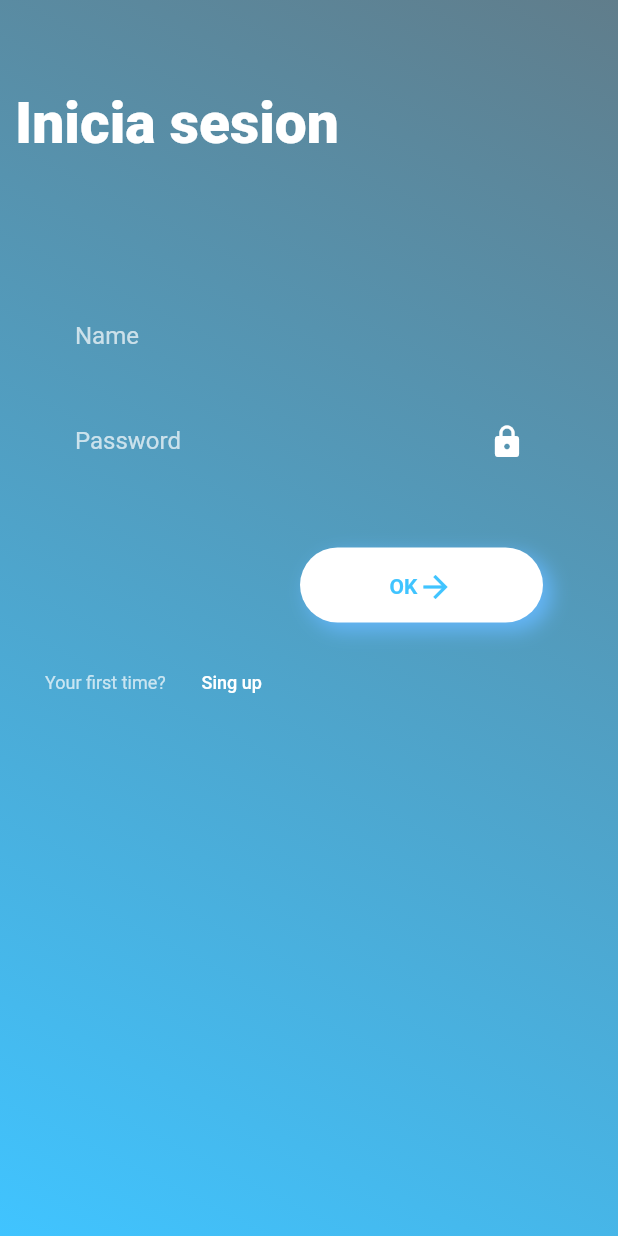
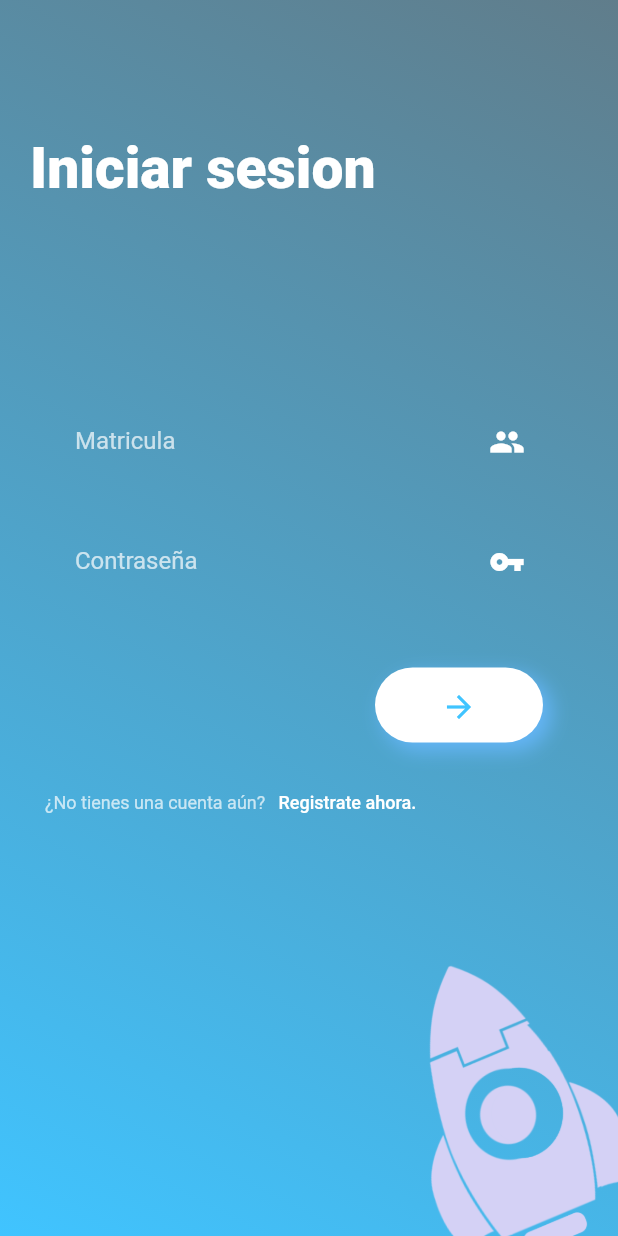
Before and after one commit to Joaquin4562/talent_top, a Flutter app: the screen it shows after launch, on a phone screen of 412 x 824 dp. Run offline on Flutter 3.47's test engine with Material 2 defaults, Android fonts, the phone set to English and light mode, and no system bars.

Commit message:
Se modifico loginPage y se agregaron widgets

```diff
--- a/lib/main.dart
+++ b/lib/main.dart
@@ -9,7 +9,7 @@ class MyApp extends StatelessWidget {
   Widget build(BuildContext context) {
     return MaterialApp(
       debugShowCheckedModeBanner: false,
-      title: 'Flutter Demo',
+      title: 'Talent Top',
       theme: ThemeData(
         primarySwatch: Colors.blue,
       ),
--- a/lib/pages/login.page.dart
+++ b/lib/pages/login.page.dart
@@ -1,10 +1,9 @@
 import 'package:flutter/material.dart';
-import 'package:talent_top_v0_1/widgets/button.dart';
-import 'package:talent_top_v0_1/widgets/first.dart';
-import 'package:talent_top_v0_1/widgets/inputEmail.dart';
-import 'package:talent_top_v0_1/widgets/password.dart';
-import 'package:talent_top_v0_1/widgets/textLogin.dart';
-import 'package:talent_top_v0_1/widgets/verticalText.dart';
+import 'package:talent_top_v0_1/widgets/widgets_login/botonStart.dart';
+import 'package:talent_top_v0_1/widgets/widgets_login/botonRegister.dart';
+import 'package:talent_top_v0_1/widgets/widgets_login/txtEmail.dart';
+import 'package:talent_top_v0_1/widgets/widgets_login/txtPassword.dart';
+import 'package:talent_top_v0_1/widgets/widgets_login/headerText.dart';
 
 class LoginPage extends StatefulWidget {
   @override
@@ -17,23 +16,28 @@ class _LoginPageState extends State<LoginPage> {
     return Scaffold(
       body: Container(
         decoration: BoxDecoration(
+          image: DecorationImage(image: AssetImage('assets/images/cohete.png'), fit: BoxFit.fill),
           gradient: LinearGradient(
               begin: Alignment.topRight,
               end: Alignment.bottomLeft,
-              colors: [Colors.blueGrey, Colors.lightBlueAccent]),
+              colors: [Colors.blueGrey, Colors.lightBlueAccent]
+              ),
         ),
+
         child: ListView(
           children: <Widget>[
-            Column(
+              Column(
               children: <Widget>[
+                SizedBox(height: 30,),
                 Row(children: <Widget>[
-                  VerticalText(),
+                  HeaderText(),
                 ]),
-                SizedBox(height: 40,),
-                InputEmail(),
-                PasswordInput(),
-                ButtonLogin(),
-                FirstTime(),
+                SizedBox(height: 80,),
+                TxtEmail(),
+                TxtPassword(),
+                BotonStart(),
+                BtnRegister(),
+
               ],
             ),
           ],
--- /dev/null
+++ b/lib/widgets/widgets_login/botonRegister.dart
@@ -0,0 +1,50 @@
+import 'package:flutter/material.dart';
+
+import '../../pages/newuser.page.dart';
+
+
+
+class BtnRegister extends StatefulWidget {
+  @override
+  _FirstTimeState createState() => _FirstTimeState();
+}
+
+class _FirstTimeState extends State<BtnRegister> {
+  @override
+  Widget build(BuildContext context) {
+    return Padding(
+      padding: const EdgeInsets.only(top: 30, left: 30),
+      child: Container(
+        alignment: Alignment.topRight,
+        //color: Colors.red,
+        height: 20,
+        child: Row(
+          children: <Widget>[
+            Text(
+              '¿No tienes una cuenta aún?   ',
+              style: TextStyle(
+                fontSize: 12,
+                color: Colors.white70,
+              ),
+            ),
+            FlatButton(
+              padding: EdgeInsets.all(0),
+              onPressed: () {
+                Navigator.push(context,
+                    MaterialPageRoute(builder: (context) => NewUser()));
+              },
+              child: Text(
+                'Registrate ahora.',
+                style: TextStyle(
+                  fontSize: 12,
+                  color: Colors.white,
+                ),
+                textAlign: TextAlign.right,
+              ),
+            ),
+          ],
+        ),
+      ),
+    );
+  }
+}
--- /dev/null
+++ b/lib/widgets/widgets_login/botonStart.dart
@@ -0,0 +1,47 @@
+import 'package:flutter/material.dart';
+
+class BotonStart extends StatefulWidget {
+  @override
+  _ButtonLoginState createState() => _ButtonLoginState();
+}
+
+class _ButtonLoginState extends State<BotonStart> {
+  @override
+  Widget build(BuildContext context) {
+    return Padding(
+      padding: const EdgeInsets.only(top: 40, right: 50, left: 250),
+      child: Container(
+        alignment: Alignment.bottomCenter,
+        height: 50,
+        width: MediaQuery.of(context).size.width,
+        decoration: BoxDecoration(
+          boxShadow: [
+            BoxShadow(
+              color: Colors.blue[300],
+              blurRadius: 10.0, // has the effect of softening the shadow
+              spreadRadius: 1.0, // has the effect of extending the shadow
+              offset: Offset(
+                5.0, // horizontal, move right 10
+                5.0, // vertical, move down 10
+              ),
+            ),
+          ],
+          color: Colors.white,
+          borderRadius: BorderRadius.circular(30),
+        ),
+        child: FlatButton(
+          onPressed: () {},
+          child: Row(
+            mainAxisAlignment: MainAxisAlignment.center,
+            children: <Widget>[
+              Icon(
+                Icons.arrow_forward,
+                color: Colors.lightBlueAccent,
+              ),
+            ],
+          ),
+        ),
+      ),
+    );
+  }
+}
--- /dev/null
+++ b/lib/widgets/widgets_login/headerText.dart
@@ -0,0 +1,25 @@
+import 'package:flutter/material.dart';
+
+class HeaderText extends StatefulWidget {
+  @override
+  _VerticalTextState createState() => _VerticalTextState();
+}
+
+class _VerticalTextState extends State<HeaderText> {
+  @override
+  Widget build(BuildContext context) {
+    return Padding(
+      padding: const EdgeInsets.only(top: 60, left: 20),
+      child: RotatedBox(
+          quarterTurns: 0,
+          child: Text(
+            'Iniciar sesion',
+            style: TextStyle(
+              color: Colors.white,
+              fontSize: 38,
+              fontWeight: FontWeight.w900,
+            ),
+          )),
+    );
+  }
+}
--- /dev/null
+++ b/lib/widgets/widgets_login/txtEmail.dart
@@ -0,0 +1,33 @@
+import 'package:flutter/material.dart';
+
+class TxtEmail extends StatefulWidget {
+  @override
+  _InputEmailState createState() => _InputEmailState();
+}
+
+class _InputEmailState extends State<TxtEmail> {
+  @override
+  Widget build(BuildContext context) {
+    return Padding(
+      padding: const EdgeInsets.only(top: 50, left: 50, right: 50),
+      child: Container(
+        height: 60,
+        width: MediaQuery.of(context).size.width,
+        child: TextField(
+          style: TextStyle(
+            color: Colors.white,
+          ),
+          decoration: InputDecoration(
+            border: InputBorder.none,
+            fillColor: Colors.lightBlueAccent,
+            suffixIcon: Icon(Icons.people, color: Colors.white,),
+            labelText: 'Matricula',
+            labelStyle: TextStyle(
+              color: Colors.white70,
+            ),
+          ),
+        ),
+      ),
+    );
+  }
+}
--- /dev/null
+++ b/lib/widgets/widgets_login/txtPassword.dart
@@ -0,0 +1,33 @@
+import 'package:flutter/material.dart';
+
+class TxtPassword extends StatefulWidget {
+  @override
+  _PasswordInputState createState() => _PasswordInputState();
+}
+
+class _PasswordInputState extends State<TxtPassword> {
+  @override
+  Widget build(BuildContext context) {
+    return Padding(
+      padding: const EdgeInsets.only(top: 20, left: 50, right: 50),
+      child: Container(
+        height: 60,
+        width: MediaQuery.of(context).size.width,
+        child: TextField(
+          style: TextStyle(
+            color: Colors.white,
+          ),
+          obscureText: true,
+          decoration: InputDecoration(
+            border: InputBorder.none,
+            suffixIcon: Icon(Icons.vpn_key, color: Colors.white,),
+            labelText: 'Contraseña',
+            labelStyle: TextStyle(
+              color: Colors.white70,
+            ),
+          ),
+        ),
+      ),
+    );
+  }
+}
```
Also changed, not shown: assets/images/cohete.png (added), 1 other file.
